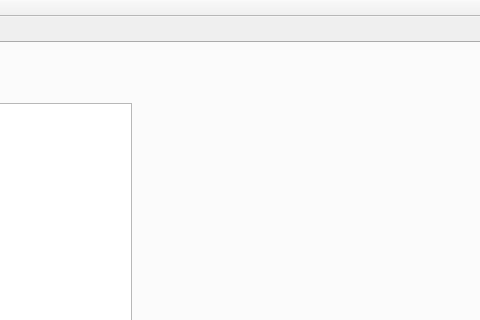
Qt form mainwindow.ui (tomerye/Security-Sys-gui) before a commit; both pictures show x 311 to 791 and y 0 to 320 of the 1363 by 629 pixel window.
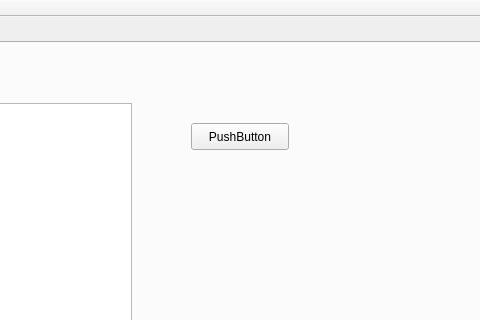
The same form after that commit. The open tabs and pages were chosen to show the change.

The edit to the form file:
```diff
--- a/mainwindow.ui
+++ b/mainwindow.ui
@@ -60,6 +60,19 @@
        </rect>
       </property>
      </widget>
+     <widget class="QPushButton" name="pushButton_2">
+      <property name="geometry">
+       <rect>
+        <x>500</x>
+        <y>80</y>
+        <width>98</width>
+        <height>27</height>
+       </rect>
+      </property>
+      <property name="text">
+       <string>PushButton</string>
+      </property>
+     </widget>
     </widget>
     <widget class="QWidget" name="tab_2">
      <attribute name="title">
```
Left out of the diff: 4 changed lines with no effect on the pictures.
